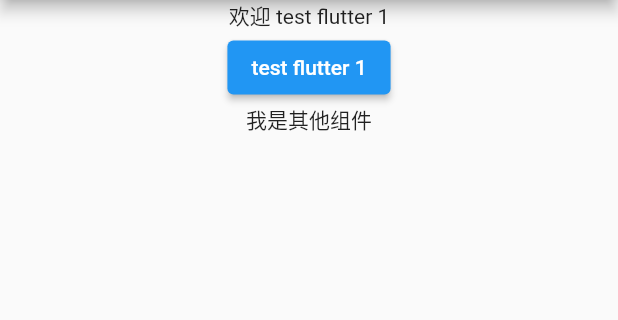
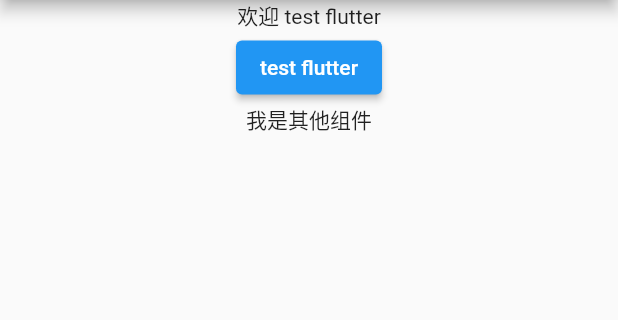
Before and after one commit to yimao009/two_you, a Flutter app: the screen it shows after launch, on a phone screen of 412 x 824 dp, the part 84-404 px from its top. Run offline on Flutter 3.47's test engine with Material 2 defaults, Android fonts, the phone set to English and light mode, and no system bars; our stand-ins replace flutter_redux, redux.

Commit message:
测试 provider DEMO

```diff
--- a/lib/main.dart
+++ b/lib/main.dart
@@ -1,24 +1,16 @@
 import 'package:flutter/material.dart';
-import 'package:flutter_redux/flutter_redux.dart';
-import 'package:redux/redux.dart';
-import 'package:two_you_friend/pages/name_game_redux.dart';
-import 'package:two_you_friend/states/name_states.dart';
+import 'package:two_you_friend/pages/name_game_provider.dart';
 
 void main() {
-  final store =
-      Store<NameStates>(reducer, initialState: NameStates.initState());
-  runApp(MyApp(store: store));
+  final store = runApp(MyApp());
 }
 
 class MyApp extends StatelessWidget {
-  final Store<NameStates> store;
-  MyApp({Key? key, required this.store}) : super(key: key);
+  MyApp({Key? key}) : super(key: key);
 
   @override
   Widget build(BuildContext context) {
-    return StoreProvider<NameStates>(
-      store: store,
-      child: MaterialApp(
+    return MaterialApp(
       title: 'Two you',
       debugShowCheckedModeBanner: true,
       theme: ThemeData(
@@ -29,8 +21,7 @@ class MyApp extends StatelessWidget {
           title: Text('Two You'),
         ),
         body: Center(
-            child: NameGameRedux(store: store),
-          ),
+          child: NameGameProvider(),
         ),
       ),
     );
--- /dev/null
+++ b/lib/model/name_model.dart
@@ -0,0 +1,23 @@
+import 'dart:math';
+
+import 'package:flutter/material.dart';
+
+/// name状态管理模块
+class NameModel with ChangeNotifier {
+  /// 私有变量
+  String _name = 'test flutter';
+
+  /// 设置get方法
+  String get value => _name;
+
+  /// 修改当前name 随机选取一个
+  void changName() {
+    List<String> nameList = ['flutter one', 'flutter two', 'flutter three'];
+    int pos = Random().nextInt(nameList.length);
+
+    if (_name != nameList[pos]) {
+      _name = nameList[pos];
+      notifyListeners();
+    }
+  }
+}
--- /dev/null
+++ b/lib/pages/name_game_provider.dart
@@ -0,0 +1,30 @@
+import 'package:flutter/material.dart';
+import 'package:provider/provider.dart';
+import 'package:two_you_friend/model/name_model.dart';
+import 'package:two_you_friend/widgets/name_game/random_name_provider.dart';
+import 'package:two_you_friend/widgets/name_game/test_other.dart';
+import 'package:two_you_friend/widgets/name_game/welcome_provider.dart';
+
+/// 测试随机名字游戏组件
+class NameGameProvider extends StatelessWidget {
+  /// 设置状态 name
+  final name = NameModel();
+
+  @override
+  Widget build(BuildContext context) {
+    return Column(
+      children: [
+        ChangeNotifierProvider<NameModel>.value(
+          value: name,
+          child: Column(
+            children: [
+              WelcomeProvider(),
+              RandomNameProvider(),
+            ],
+          ),
+        ),
+        TestOther(),
+      ],
+    );
+  }
+}
--- /dev/null
+++ b/lib/widgets/name_game/random_name_provider.dart
@@ -0,0 +1,20 @@
+import 'package:flutter/material.dart';
+import 'package:provider/provider.dart';
+import 'package:two_you_friend/model/name_model.dart';
+
+/// 随机展示人名
+class RandomNameProvider extends StatelessWidget {
+  /// 初始化函数
+  const RandomNameProvider({Key? key}) : super(key: key);
+
+  /// 有状态类返回组件信息
+  @override
+  Widget build(BuildContext context) {
+    print('RandomName build');
+    final _name = Provider.of<NameModel>(context);
+    return ElevatedButton(
+      child: Text('${_name.value}'),
+      onPressed: () => _name.changName(),
+    );
+  }
+}
--- /dev/null
+++ b/lib/widgets/name_game/welcome_provider.dart
@@ -0,0 +1,17 @@
+import 'package:flutter/material.dart';
+import 'package:provider/provider.dart';
+import 'package:two_you_friend/model/name_model.dart';
+
+/// 欢迎人展示组件
+class WelcomeProvider extends StatelessWidget {
+  /// 初始化函数
+  const WelcomeProvider({Key? key}) : super(key: key);
+
+  /// 有状态类返回组件信息
+  @override
+  Widget build(BuildContext context) {
+    print('Welcome build');
+    final _name = Provider.of<NameModel>(context);
+    return Text('欢迎 ${_name.value}');
+  }
+}
```
Lines whose indentation alone changed are shown as unchanged.
